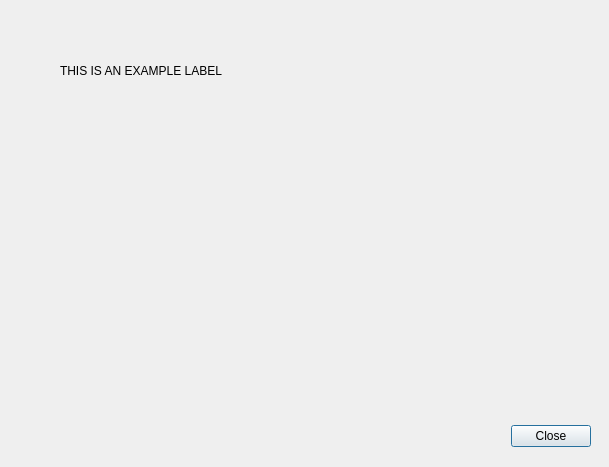
Old version of the form helpdialog.ui in the repository guapipapi/CS3505-PixelPi.
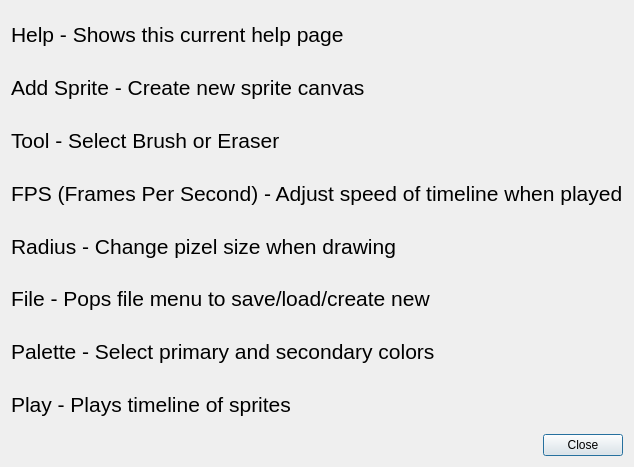
New version of the form.

Commit message: Basic text version of help overlay

The edit to the form file:
```diff
--- a/helpdialog.ui
+++ b/helpdialog.ui
@@ -13,35 +13,114 @@
   <property name="windowTitle">
    <string>Help Overlay</string>
   </property>
-  <widget class="QDialogButtonBox" name="buttonBox">
-   <property name="geometry">
-    <rect>
-     <x>250</x>
-     <y>420</y>
-     <width>341</width>
-     <height>32</height>
-    </rect>
-   </property>
-   <property name="orientation">
-    <enum>Qt::Orientation::Horizontal</enum>
-   </property>
-   <property name="standardButtons">
-    <set>QDialogButtonBox::StandardButton::Close</set>
-   </property>
-  </widget>
-  <widget class="QLabel" name="label">
-   <property name="geometry">
-    <rect>
-     <x>60</x>
-     <y>20</y>
-     <width>231</width>
-     <height>101</height>
-    </rect>
-   </property>
-   <property name="text">
-    <string>THIS IS AN EXAMPLE LABEL</string>
-   </property>
-  </widget>
+  <layout class="QVBoxLayout" name="verticalLayout">
+   <item>
+    <widget class="QLabel" name="labelHelp">
+     <property name="font">
+      <font>
+       <pointsize>16</pointsize>
+      </font>
+     </property>
+     <property name="text">
+      <string>Help - Shows this current help page</string>
+     </property>
+    </widget>
+   </item>
+   <item>
+    <widget class="QLabel" name="labelAddSprite">
+     <property name="font">
+      <font>
+       <pointsize>16</pointsize>
+      </font>
+     </property>
+     <property name="text">
+      <string>Add Sprite - Create new sprite canvas</string>
+     </property>
+    </widget>
+   </item>
+   <item>
+    <widget class="QLabel" name="labelTool">
+     <property name="font">
+      <font>
+       <pointsize>16</pointsize>
+      </font>
+     </property>
+     <property name="text">
+      <string>Tool - Select Brush or Eraser</string>
+     </property>
+    </widget>
+   </item>
+   <item>
+    <widget class="QLabel" name="labelFps">
+     <property name="font">
+      <font>
+       <pointsize>16</pointsize>
+      </font>
+     </property>
+     <property name="text">
+      <string>FPS (Frames Per Second) - Adjust speed of timeline when played</string>
+     </property>
+    </widget>
+   </item>
+   <item>
+    <widget class="QLabel" name="labelRadius">
+     <property name="font">
+      <font>
+       <pointsize>16</pointsize>
+      </font>
+     </property>
+     <property name="text">
+      <string>Radius - Change pizel size when drawing</string>
+     </property>
+    </widget>
+   </item>
+   <item>
+    <widget class="QLabel" name="labelFile">
+     <property name="font">
+      <font>
+       <pointsize>16</pointsize>
+      </font>
+     </property>
+     <property name="text">
+      <string>File - Pops file menu to save/load/create new</string>
+     </property>
+    </widget>
+   </item>
+   <item>
+    <widget class="QLabel" name="labelPalette">
+     <property name="font">
+      <font>
+       <pointsize>16</pointsize>
+      </font>
+     </property>
+     <property name="text">
+      <string>Palette - Select primary and secondary colors</string>
+     </property>
+    </widget>
+   </item>
+   <item>
+    <widget class="QLabel" name="labelPlay">
+     <property name="font">
+      <font>
+       <pointsize>16</pointsize>
+      </font>
+     </property>
+     <property name="text">
+      <string>Play - Plays timeline of sprites</string>
+     </property>
+    </widget>
+   </item>
+   <item>
+    <widget class="QDialogButtonBox" name="buttonBox">
+     <property name="orientation">
+      <enum>Qt::Orientation::Horizontal</enum>
+     </property>
+     <property name="standardButtons">
+      <set>QDialogButtonBox::StandardButton::Close</set>
+     </property>
+    </widget>
+   </item>
+  </layout>
  </widget>
  <resources/>
  <connections>
```
The commit also changes 1 other file.
